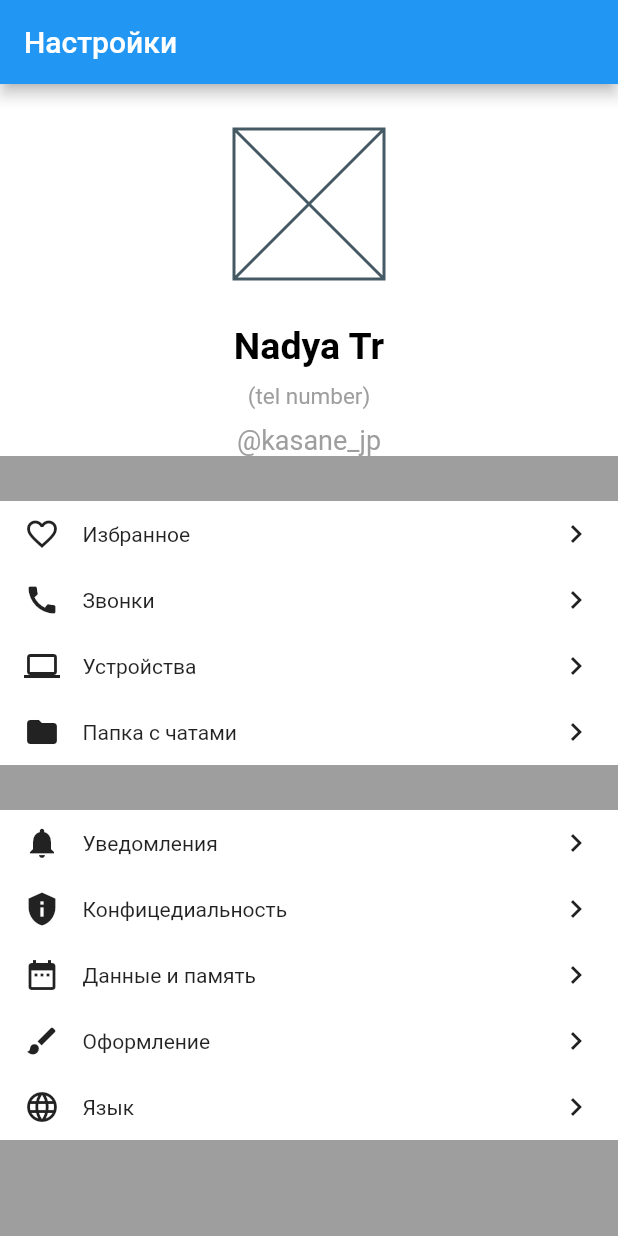
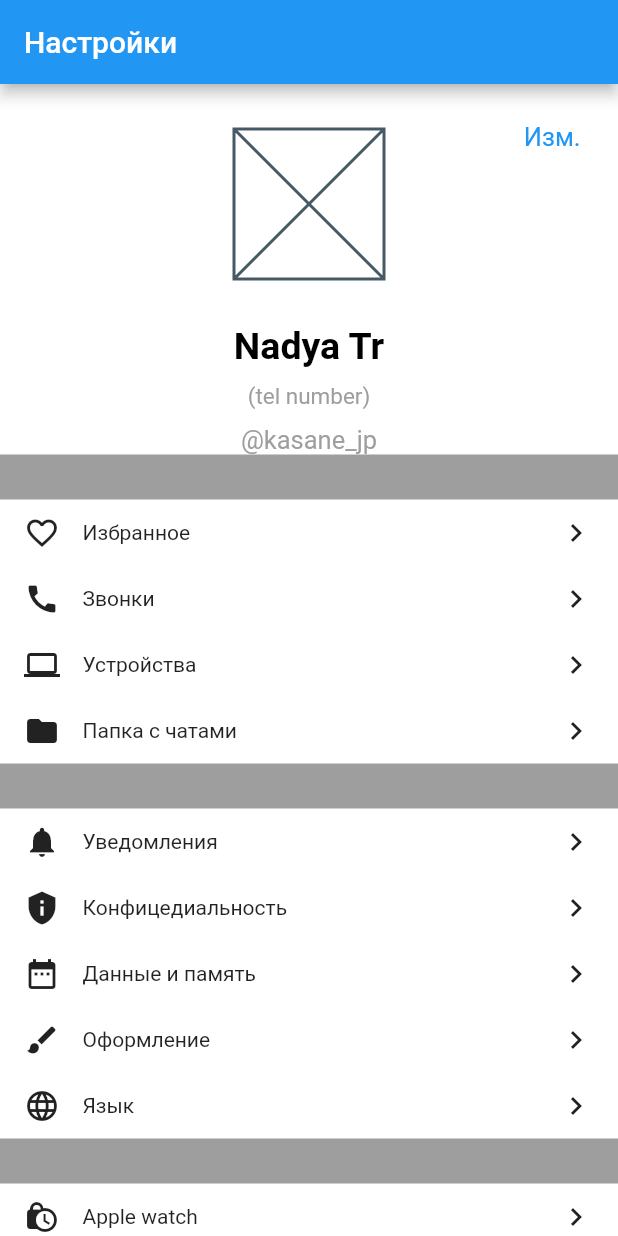
Before and after one commit to Nadia-ru/flutter_first_proj, a Flutter app: the screen it shows after launch, on a phone screen of 412 x 824 dp. Run offline on Flutter 3.47's test engine with Material 2 defaults, Android fonts, the light colour scheme and no system bars.

Commit message:
add scroll to first page

```diff
--- a/lib/widgets/user_profile.dart
+++ b/lib/widgets/user_profile.dart
@@ -16,6 +16,13 @@ class UserProfile extends StatelessWidget {
     MenuRowData(Icons.brush, 'Оформление'),
     MenuRowData(Icons.language, 'Язык'),
   ];
+  List<MenuRowData> thirdMenuRow =[
+    MenuRowData(Icons.lock_clock, 'Apple watch')
+  ];
+  List<MenuRowData> fourMenuRow =[
+    MenuRowData(Icons.help, 'Помощь'),
+    MenuRowData(Icons.question_answer, 'Вопросы в Telegram'),
+  ];
   @override
   Widget build(BuildContext context) {
     return Scaffold(
@@ -27,14 +34,17 @@ class UserProfile extends StatelessWidget {
 
       body: Container(
         width: double.infinity,
-        child: Column(
-          crossAxisAlignment: CrossAxisAlignment.center,
+        child: ListView(
           children: [
             _UserInfo(),
             SizedBox(height: 30,),
             _MenuWidget(menuRow: firstMenuRow,),
             SizedBox(height: 30,),
-            _MenuWidget(menuRow: secondMenuRow,)
+            _MenuWidget(menuRow: secondMenuRow,),
+            SizedBox(height: 30,),
+            _MenuWidget(menuRow: thirdMenuRow),
+            SizedBox(height: 30,),
+            _MenuWidget(menuRow: fourMenuRow,)
           ],
         ),
       ),
@@ -94,7 +104,9 @@ class _UserInfo extends StatelessWidget {
 
   @override
   Widget build(BuildContext context) {
-    return Container(
+    return Stack(
+      children:[
+        Container(
         color: Colors.white,
         width: double.infinity,
         child: Column(
@@ -109,6 +121,19 @@ class _UserInfo extends StatelessWidget {
             _UserNickNameWidget(),
           ],
         ),
+      ),
+        Positioned(
+          top: 25,
+            right: 25,
+            child: Text(
+                'Изм.',
+                style: TextStyle(
+                  color: Colors.blue,
+                  fontSize: 17,)
+            )
+        )
+
+    ]
     );
   }
 }
@@ -125,7 +150,7 @@ class _UserNickNameWidget extends StatelessWidget {
         '@kasane_jp',
         style: TextStyle(
         color: Colors.grey,
-        fontSize: 18,)
+        fontSize: 17,)
     );
   }
 }
```
Lines whose indentation alone changed are shown as unchanged.
